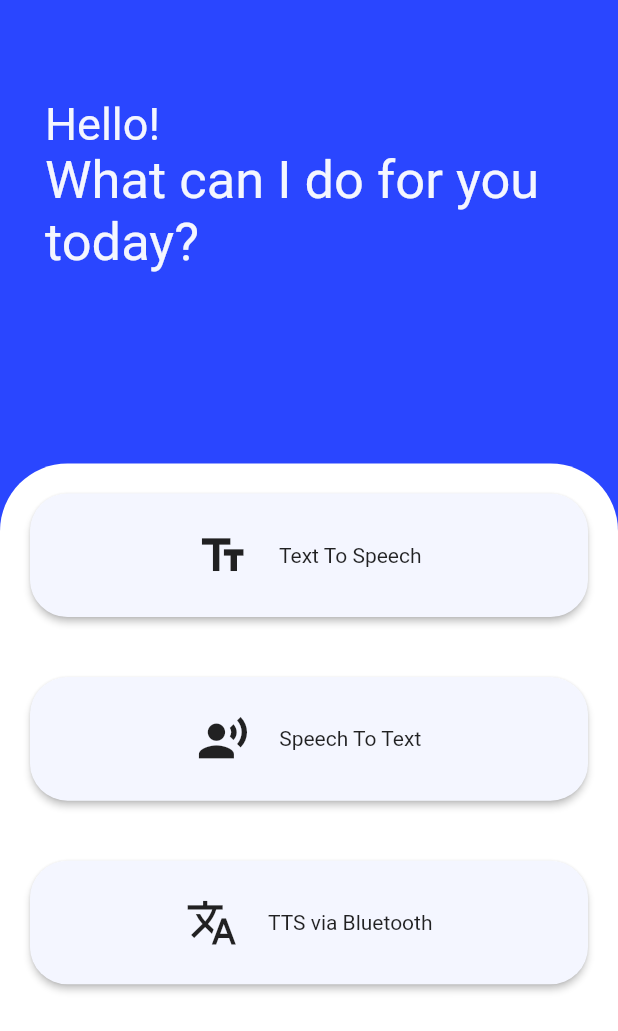
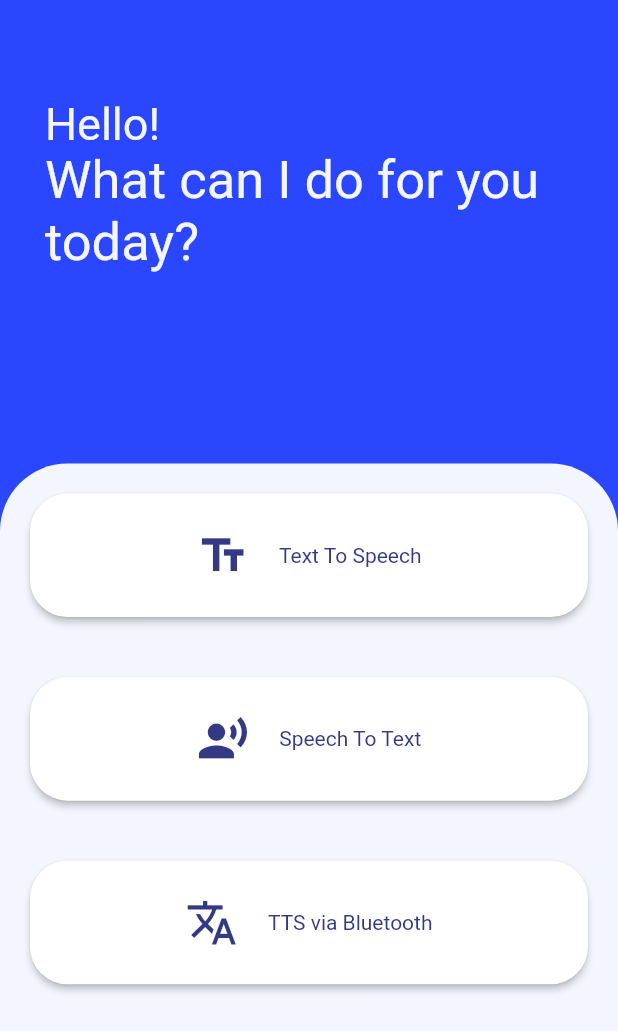
Before and after one commit to HaripriyaB/eme, a Flutter app: the screen it shows after launch, on a phone screen of 412 x 824 dp. Shown: the top 1031 px of the screen. Run offline on Flutter 3.47's test engine with Material 2 defaults, Android fonts, the phone set to English and light mode, and no system bars.

```diff
--- a/lib/screens/home.dart
+++ b/lib/screens/home.dart
@@ -41,7 +41,7 @@ class Home extends StatelessWidget {
             Expanded(
               child: Container(
                 decoration: BoxDecoration(
-                    color: Colors.white,
+                    color: Theme.of(context).backgroundColor,
                     borderRadius: BorderRadius.only(
                         topLeft: Radius.circular(45),
                         topRight: Radius.circular(45))),
@@ -52,7 +52,7 @@ class Home extends StatelessWidget {
                       child: OpenContainer(
                         closedElevation: 2.0,
                         closedShape: RoundedRectangleBorder(borderRadius: BorderRadius.all(Radius.circular(25))),
-                        closedColor: Theme.of(context).backgroundColor,
+                        closedColor: Colors.white,
                         closedBuilder: (context, action){
                           return HomeContainer(
                             title: 'Text To Speech',
@@ -69,7 +69,7 @@ class Home extends StatelessWidget {
                         child: OpenContainer(
                           closedElevation: 2.0,
                           closedShape: RoundedRectangleBorder(borderRadius: BorderRadius.all(Radius.circular(25))),
-                          closedColor: Theme.of(context).backgroundColor,
+                          closedColor: Colors.white,
                           closedBuilder: (context, action){
                             return HomeContainer(
                               title: 'Speech To Text',
@@ -85,7 +85,7 @@ class Home extends StatelessWidget {
                       child: OpenContainer(
                         closedElevation: 2.0,
                         closedShape: RoundedRectangleBorder(borderRadius: BorderRadius.all(Radius.circular(25))),
-                        closedColor: Theme.of(context).backgroundColor,
+                        closedColor: Colors.white,
                         closedBuilder: (context, action){
                           return HomeContainer(
                             title: 'TTS via Bluetooth',
--- a/lib/widgets/home_widgets.dart
+++ b/lib/widgets/home_widgets.dart
@@ -19,13 +19,13 @@ class HomeContainer extends StatelessWidget {
         children: <Widget>[
           Spacer(),
           Icon(
-            this.icon,
+            this.icon,color: Theme.of(context).accentColor,
             size: 35,
           ),
           SizedBox(
             width: 20,
           ),
-          Text(this.title),
+          Text(this.title,style: TextStyle(color: Theme.of(context).accentColor),),
           Spacer(),
         ],
       ),
```
